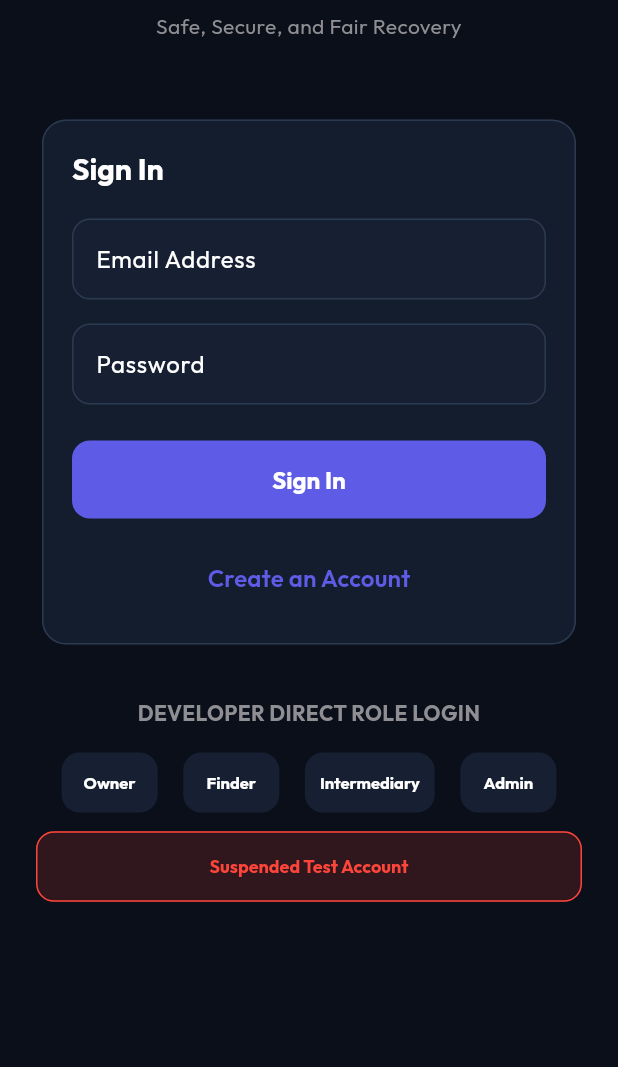
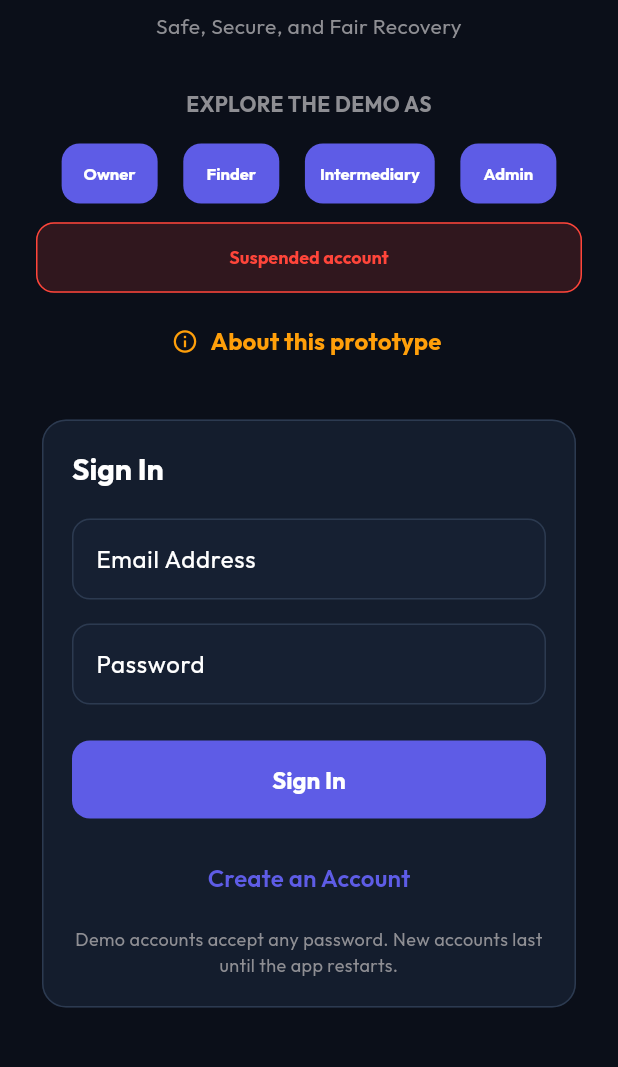
Before and after one commit to romeoayofe25-collab/uk-national-lost-item, a Flutter app: the screen it shows after launch, on a phone screen of 412 x 824 dp, the part 161-1228 px from its top. Run offline on Flutter 3.47's test engine with Material 3 defaults, Android fonts, the phone set to English and light mode, and no system bars; our stand-ins replace cloud_firestore, firebase_auth, go_router, google_fonts; accounts and stored records are empty.

Commit message:
feat(ux): lead sign-in with the demo accounts and label data rights
- Sign-in: "EXPLORE THE DEMO AS" role buttons now come first, with a
  link to "About this prototype" and a note that demo accounts accept
  any password and new accounts last until the app restarts.
- Profile: links to the About screen; data-rights and identity cards
  carry the SIMULATED tag; data-protection claims replaced by plain
  statements that this is a prototype holding no personal data.
- Demo data: withdrawal and erasure records say they are simulated;
  rule numbers removed from notification texts.
- Tests: updated for the new wording, plus checks for the ribbon, the
  About screen (direct and from sign-in), and the tag on the identity
  scan and the wallet. 21 tests.

Co-Authored-By: Claude Opus 5.5 <noreply@anthropic.com>

```diff
--- a/lib/core/services/items_service.dart
+++ b/lib/core/services/items_service.dart
@@ -454,7 +454,7 @@ class ItemsService extends ChangeNotifier {
     // Add a cashOut transaction that nullifies available amounts
     _mockClaims.add(ClaimTransaction(
       id: 'tx_out_${DateTime.now().millisecondsSinceEpoch}',
-      title: 'Withdrawal to Bank Account',
+      title: 'Withdrawal (simulated)',
       amount: availableAmount,
       type: 'cashOut',
       status: 'completed',
@@ -943,7 +943,7 @@ class ItemsService extends ChangeNotifier {
 
       addNotification(
         title: 'Handover Complete - Reward Released!',
-        message: 'Owner physically collected ${current.title}. Reward released to your available balance (Rule 14).',
+        message: 'Owner physically collected ${current.title}. Reward released to your available balance.',
         type: 'escrowReleased',
         category: 'rewards',
         relatedItemId: lostItemId,
@@ -1066,7 +1066,7 @@ class ItemsService extends ChangeNotifier {
 
     addNotification(
       title: 'Reward Officially Determined: £${rewardAmount.toStringAsFixed(2)}',
-      message: 'Admin Board has reviewed verification and locked £${rewardAmount.toStringAsFixed(2)} in escrow pending collection (Rule 14).',
+      message: 'Admin Board has reviewed verification and locked £${rewardAmount.toStringAsFixed(2)} in escrow pending collection.',
       type: 'rewardAssessed',
       category: 'rewards',
       relatedItemId: lostItemId,
@@ -1130,7 +1130,7 @@ class ItemsService extends ChangeNotifier {
     return true;
   }
 
-  // --- FRAUD & SECURITY INCIDENT REPORTING (RULE 11) ---
+  // --- FRAUD & SECURITY INCIDENT REPORTING ---
 
   void _seedMockFraudReports() {
     _mockFraudReports.addAll([
@@ -1225,7 +1225,7 @@ class ItemsService extends ChangeNotifier {
             senderId: 'system',
             senderName: 'Security Protocol',
             senderRole: 'system',
-            text: 'Security Alert: Incident report #${newReport.id} (${newReport.categoryLabel}) submitted to the Admin Board. Claim is under prioritized review.',
+            text: 'Security Alert: Incident report #${newReport.id} (${newReport.categoryLabel}) submitted to the Admin Board. Claim is under priority review.',
             timestamp: DateTime.now(),
           ),
         ],
@@ -1234,7 +1234,7 @@ class ItemsService extends ChangeNotifier {
 
     addNotification(
       title: 'Security Alert: ${newReport.categoryLabel}',
-      message: 'Incident #${newReport.id} logged for ${newReport.reportedItemTitle}. Under prioritized review (Rule 11).',
+      message: 'Incident #${newReport.id} logged for ${newReport.reportedItemTitle}. Under priority review.',
       type: 'securityAlert',
       category: 'security',
       relatedItemId: reportedItemId,
@@ -1325,14 +1325,14 @@ class ItemsService extends ChangeNotifier {
     return true;
   }
 
-  // --- IN-APP NOTIFICATION & AUDIT FEED (RULES 1, 4 & 7) ---
+  // --- IN-APP NOTIFICATION & AUDIT FEED ---
 
   void _seedMockNotifications() {
     _mockNotifications.addAll([
       AppNotification(
         id: 'notif_1',
         title: 'Official Reward Determined: £20.00',
-        message: 'The Admin Board assessed and locked an official £20.00 escrow reward for the recovery of iPhone 13 Pro (Rule 14).',
+        message: 'The Admin Board assessed and locked an official £20.00 escrow reward for the recovery of iPhone 13 Pro.',
         type: 'rewardAssessed',
         category: 'rewards',
         relatedItemId: 'iphone_13_pro',
@@ -1397,7 +1397,7 @@ class ItemsService extends ChangeNotifier {
       AppNotification(
         id: 'notif_6',
         title: 'Priority Security Alert Logged',
-        message: 'Admin Board initiated investigation on Case #1042 following an off-platform payment report (Rule 11).',
+        message: 'Admin Board initiated investigation on Case #1042 following an off-platform payment report.',
         type: 'securityAlert',
         category: 'security',
         relatedItemId: 'iphone_13_pro',
@@ -1481,7 +1481,7 @@ class ItemsService extends ChangeNotifier {
               senderId: 'system',
               senderName: 'Privacy Protocol',
               senderRole: 'system',
-              text: 'GDPR Article 17: User requested erasure of biometric tokens and proof credentials. Raw cryptographic tokens purged.',
+              text: 'Demo: the user asked for their identity scan data to be erased. Demo tokens removed.',
               timestamp: DateTime.now(),
             ),
           ],
@@ -1491,8 +1491,8 @@ class ItemsService extends ChangeNotifier {
     }
 
     addNotification(
-      title: 'GDPR Right to Erasure Completed',
-      message: 'All cryptographic biometric hashes and verification tokens have been permanently purged (GDPR Article 17).',
+      title: 'Demo erasure completed',
+      message: 'Demo identity tokens were removed from this account. No real data was held.',
       type: 'securityAlert',
       category: 'security',
       actionRoute: '/profile',
--- a/lib/features/auth/login_screen.dart
+++ b/lib/features/auth/login_screen.dart
@@ -54,6 +54,17 @@ class _LoginScreenState extends State<LoginScreen> {
     }
   }
 
+  Widget _roleButton(String label, String email) {
+    return ElevatedButton(
+      style: ElevatedButton.styleFrom(
+        padding: const EdgeInsets.symmetric(horizontal: 10, vertical: 8),
+        backgroundColor: AppColors.primary,
+      ),
+      onPressed: () => _devLogin(email),
+      child: Text(label, style: const TextStyle(fontSize: 11)),
+    );
+  }
+
   void _routeUser(AuthProvider authProvider) {
     final user = authProvider.currentUser;
     if (user != null) {
@@ -105,7 +116,45 @@ class _LoginScreenState extends State<LoginScreen> {
                   style: Theme.of(context).textTheme.bodyMedium,
                   textAlign: TextAlign.center,
                 ),
-                const SizedBox(height: 48.0),
+                const SizedBox(height: 32.0),
+                Text(
+                  'EXPLORE THE DEMO AS',
+                  style: Theme.of(context).textTheme.bodyMedium?.copyWith(
+                    fontWeight: FontWeight.bold,
+                    color: AppColors.textSecondary,
+                  ),
+                  textAlign: TextAlign.center,
+                ),
+                const SizedBox(height: 12.0),
+                Row(
+                  mainAxisAlignment: MainAxisAlignment.spaceEvenly,
+                  children: [
+                    _roleButton('Owner', 'owner@test.com'),
+                    _roleButton('Finder', 'finder@test.com'),
+                    _roleButton('Intermediary', 'intermediary@test.com'),
+                    _roleButton('Admin', 'admin@test.com'),
+                  ],
+                ),
+                const SizedBox(height: 8.0),
+                ElevatedButton(
+                  style: ElevatedButton.styleFrom(
+                    backgroundColor: AppColors.danger.withValues(alpha: 0.15),
+                    foregroundColor: AppColors.danger,
+                    side: const BorderSide(color: AppColors.danger),
+                  ),
+                  onPressed: () => _devLogin('suspended@test.com'),
+                  child: const Text('Suspended account', style: TextStyle(fontSize: 12)),
+                ),
+                const SizedBox(height: 8.0),
+                TextButton.icon(
+                  onPressed: () => context.push('/about'),
+                  icon: const Icon(Icons.info_outline, size: 18, color: AppColors.warning),
+                  label: const Text(
+                    'About this prototype',
+                    style: TextStyle(color: AppColors.warning, fontWeight: FontWeight.bold),
+                  ),
+                ),
+                const SizedBox(height: 24.0),
                 Card(
                   child: Padding(
                     padding: const EdgeInsets.all(20.0),
@@ -145,67 +194,17 @@ class _LoginScreenState extends State<LoginScreen> {
                           onPressed: () => context.go('/register'),
                           child: const Text('Create an Account'),
                         ),
+                        const SizedBox(height: 8.0),
+                        const Text(
+                          'Demo accounts accept any password. New accounts last until the app restarts.',
+                          style: TextStyle(color: AppColors.textSecondary, fontSize: 12, height: 1.4),
+                          textAlign: TextAlign.center,
+                        ),
                       ],
                     ),
                   ),
                 ),
-                const SizedBox(height: 32.0),
-                Text(
-                  'DEVELOPER DIRECT ROLE LOGIN',
-                  style: Theme.of(context).textTheme.bodyMedium?.copyWith(
-                    fontWeight: FontWeight.bold,
-                    color: AppColors.textSecondary,
-                  ),
-                  textAlign: TextAlign.center,
-                ),
-                const SizedBox(height: 12.0),
-                Row(
-                  mainAxisAlignment: MainAxisAlignment.spaceEvenly,
-                  children: [
-                    ElevatedButton(
-                      style: ElevatedButton.styleFrom(
-                        padding: const EdgeInsets.symmetric(horizontal: 10, vertical: 8),
-                        backgroundColor: AppColors.surface,
-                      ),
-                      onPressed: () => _devLogin('owner@test.com'),
-                      child: const Text('Owner', style: TextStyle(fontSize: 11)),
-                    ),
-                    ElevatedButton(
-                      style: ElevatedButton.styleFrom(
-                        padding: const EdgeInsets.symmetric(horizontal: 10, vertical: 8),
-                        backgroundColor: AppColors.surface,
-                      ),
-                      onPressed: () => _devLogin('finder@test.com'),
-                      child: const Text('Finder', style: TextStyle(fontSize: 11)),
-                    ),
-                    ElevatedButton(
-                      style: ElevatedButton.styleFrom(
-                        padding: const EdgeInsets.symmetric(horizontal: 10, vertical: 8),
-                        backgroundColor: AppColors.surface,
-                      ),
-                      onPressed: () => _devLogin('intermediary@test.com'),
-                      child: const Text('Intermediary', style: TextStyle(fontSize: 11)),
-                    ),
-                    ElevatedButton(
-                      style: ElevatedButton.styleFrom(
-                        padding: const EdgeInsets.symmetric(horizontal: 10, vertical: 8),
-                        backgroundColor: AppColors.surface,
-                      ),
-                      onPressed: () => _devLogin('admin@test.com'),
-                      child: const Text('Admin', style: TextStyle(fontSize: 11)),
-                    ),
-                  ],
-                ),
-                const SizedBox(height: 8.0),
-                ElevatedButton(
-                  style: ElevatedButton.styleFrom(
-                    backgroundColor: AppColors.danger.withValues(alpha: 0.15),
-                    foregroundColor: AppColors.danger,
-                    side: const BorderSide(color: AppColors.danger),
-                  ),
-                  onPressed: () => _devLogin('suspended@test.com'),
-                  child: const Text('Suspended Test Account', style: TextStyle(fontSize: 12)),
-                ),
+                const SizedBox(height: 24.0),
               ],
             ),
           ),
```
Also changed, not shown: lib/features/common/profile_screen.dart (+35 -15 lines), 1 other file.
